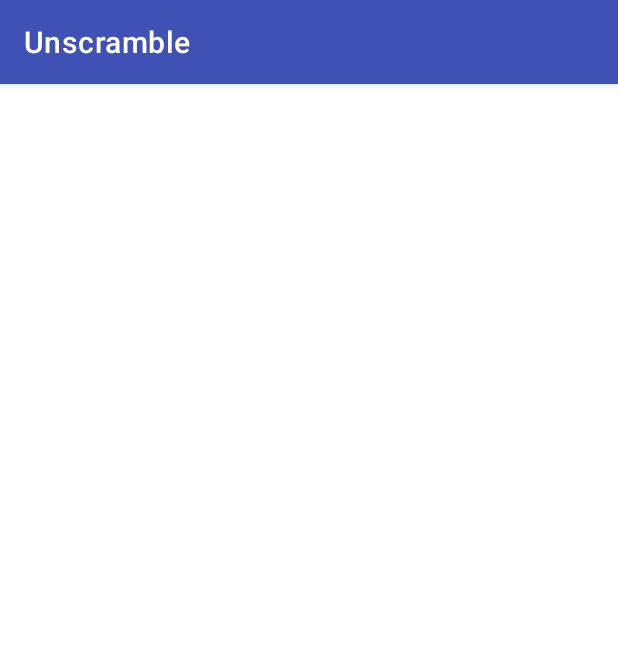
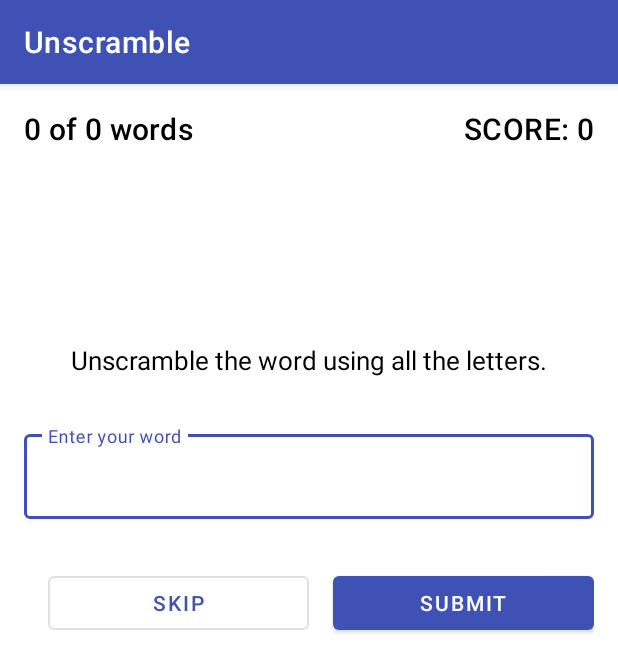
Before and after one commit to sulaiman666/Learning, an Android app: the screen it shows after launch (MainActivity), on a phone screen of 412 x 824 dp. Shown: the top 672 px of the screen. Run offline under Robolectric (Android 15) with nearby library versions, the phone set to English and light mode, and no system bars; our stand-ins replace data binding; 7 statements that could not run were skipped.

Commit message:
Unscrable App UI Done
Using live data, model view, etc

```diff
--- a/android-basics-kotlin-unscramble-app-starter/app/build.gradle
+++ b/android-basics-kotlin-unscramble-app-starter/app/build.gradle
@@ -48,7 +48,7 @@ android {
         jvmTarget = '1.8'
     }
     buildFeatures {
-        viewBinding = true
+        dataBinding = true
     }
 }
 
--- a/android-basics-kotlin-unscramble-app-starter/app/src/main/java/com/example/android/unscramble/ui/game/GameViewModel.kt
+++ b/android-basics-kotlin-unscramble-app-starter/app/src/main/java/com/example/android/unscramble/ui/game/GameViewModel.kt
@@ -1,27 +1,43 @@
 package com.example.android.unscramble.ui.game
 
-import android.util.Log
+import android.text.Spannable
+import android.text.SpannableString
+import android.text.style.TtsSpan
+import androidx.lifecycle.LiveData
+import androidx.lifecycle.MutableLiveData
+import androidx.lifecycle.Transformations
 import androidx.lifecycle.ViewModel
 
 class GameViewModel : ViewModel() {
 
-    private var _score = 0
-    val score: Int
+    private var _score = MutableLiveData(0)
+    val score: LiveData<Int>
         get() = _score
 
-    private var _currentWordCount = 0
-    val currentWordCount: Int
+    private var _currentWordCount = MutableLiveData(0)
+    val currentWordCount: LiveData<Int>
         get() = _currentWordCount
 
-    private lateinit var _currentScrambledWord: String
+    private var _currentScrambledWord = MutableLiveData<String>()
+    val currentScrambledWord: LiveData<Spannable> = Transformations.map(_currentScrambledWord) {
+        if (it == null) SpannableString("")
+        else {
+            val scrambledWord = it.toString()
+            val spannable: Spannable = SpannableString(scrambledWord)
+            spannable.setSpan(
+                TtsSpan.VerbatimBuilder(scrambledWord).build(),
+                0,
+                scrambledWord.length,
+                Spannable.SPAN_INCLUSIVE_INCLUSIVE
+            )
+            spannable
+        }
+    }
 
-    val currentScrambledWord: String
-        get() = _currentScrambledWord
     private var wordList: MutableList<String> = mutableListOf()
     private lateinit var currentWord: String
 
     init {
-        Log.d("GameFragment", "GameViewModel Created!")
         getNextWord()
     }
 
@@ -35,26 +51,21 @@ class GameViewModel : ViewModel() {
         }
         if (wordList.contains(currentWord)) getNextWord()
         else {
-            _currentScrambledWord = String(tempWord)
-            ++_currentWordCount
+            _currentScrambledWord.value = String(tempWord)
+            _currentWordCount.value = (_currentWordCount.value)?.inc()
             wordList.add(currentWord)
         }
     }
 
-    override fun onCleared() {
-        super.onCleared()
-        Log.d("GameFragment", "GameViewModel Destroyed")
-    }
-
     fun nextWord(): Boolean {
-        return if (_currentWordCount < MAX_NO_OF_WORDS) {
+        return if (_currentWordCount.value!! < MAX_NO_OF_WORDS) {
             getNextWord()
             true
         } else false
     }
 
     private fun increaseScore() {
-        _score += SCORE_INCREASE
+        _score.value = _score.value?.plus(SCORE_INCREASE)
     }
 
     fun isUserWordCorrect(playerWord: String): Boolean {
@@ -66,8 +77,8 @@ class GameViewModel : ViewModel() {
     }
 
     fun reinitializeData() {
-        _score = 0
-        _currentWordCount = 0
+        _score.value = 0
+        _currentWordCount.value = 0
         wordList.clear()
         getNextWord()
     }
--- a/android-basics-kotlin-unscramble-app-starter/app/src/main/res/layout/game_fragment.xml
+++ b/android-basics-kotlin-unscramble-app-starter/app/src/main/res/layout/game_fragment.xml
@@ -13,10 +13,21 @@
   ~ See the License for the specific language governing permissions and
   ~ limitations under the License.
   -->
+<layout xmlns:android="http://schemas.android.com/apk/res/android"
+    xmlns:app="http://schemas.android.com/apk/res-auto"
+    xmlns:tools="http://schemas.android.com/tools">
 
-<ScrollView xmlns:android="http://schemas.android.com/apk/res/android"
-    xmlns:app="http://schemas.android.com/apk/res-auto"
-    xmlns:tools="http://schemas.android.com/tools"
+    <data>
+        <variable
+            name="gameViewModel"
+            type="com.example.android.unscramble.ui.game.GameViewModel" />
+        <variable
+            name="maxNoOfWords"
+            type="int" />
+    </data>
+
+    <ScrollView
+
         android:layout_width="match_parent"
         android:layout_height="match_parent">
 
@@ -65,6 +76,7 @@
                 android:layout_height="wrap_content"
                 android:layout_marginTop="@dimen/default_margin"
                 android:layout_marginBottom="@dimen/default_margin"
+                android:text="@{gameViewModel.currentScrambledWord}"
                 android:textAppearance="@style/TextAppearance.MaterialComponents.Headline3"
                 app:layout_constraintBottom_toTopOf="@+id/textView_instructions"
                 app:layout_constraintEnd_toEndOf="parent"
@@ -76,7 +88,7 @@
                 android:id="@+id/word_count"
                 android:layout_width="wrap_content"
                 android:layout_height="wrap_content"
-            android:text="@string/word_count"
+                android:text="@{@string/word_count(gameViewModel.currentWordCount, maxNoOfWords)}"
                 android:textAppearance="@style/TextAppearance.MaterialComponents.Headline6"
                 app:layout_constraintBottom_toTopOf="@+id/textView_unscrambled_word"
                 app:layout_constraintStart_toStartOf="parent"
@@ -87,7 +99,7 @@
                 android:id="@+id/score"
                 android:layout_width="wrap_content"
                 android:layout_height="wrap_content"
-            android:text="@string/score"
+                android:text="@{@string/score(gameViewModel.score)}"
                 android:textAllCaps="true"
                 android:textAppearance="@style/TextAppearance.MaterialComponents.Headline6"
                 app:layout_constraintEnd_toEndOf="parent"
@@ -118,3 +130,4 @@
 
         </androidx.constraintlayout.widget.ConstraintLayout>
     </ScrollView>
+</layout>
```
Also changed, not shown: android-basics-kotlin-unscramble-app-starter/app/src/main/java/com/example/android/unscramble/ui/game/GameFragment.kt (+14 -35 lines). Lines whose indentation alone changed are shown as unchanged.
